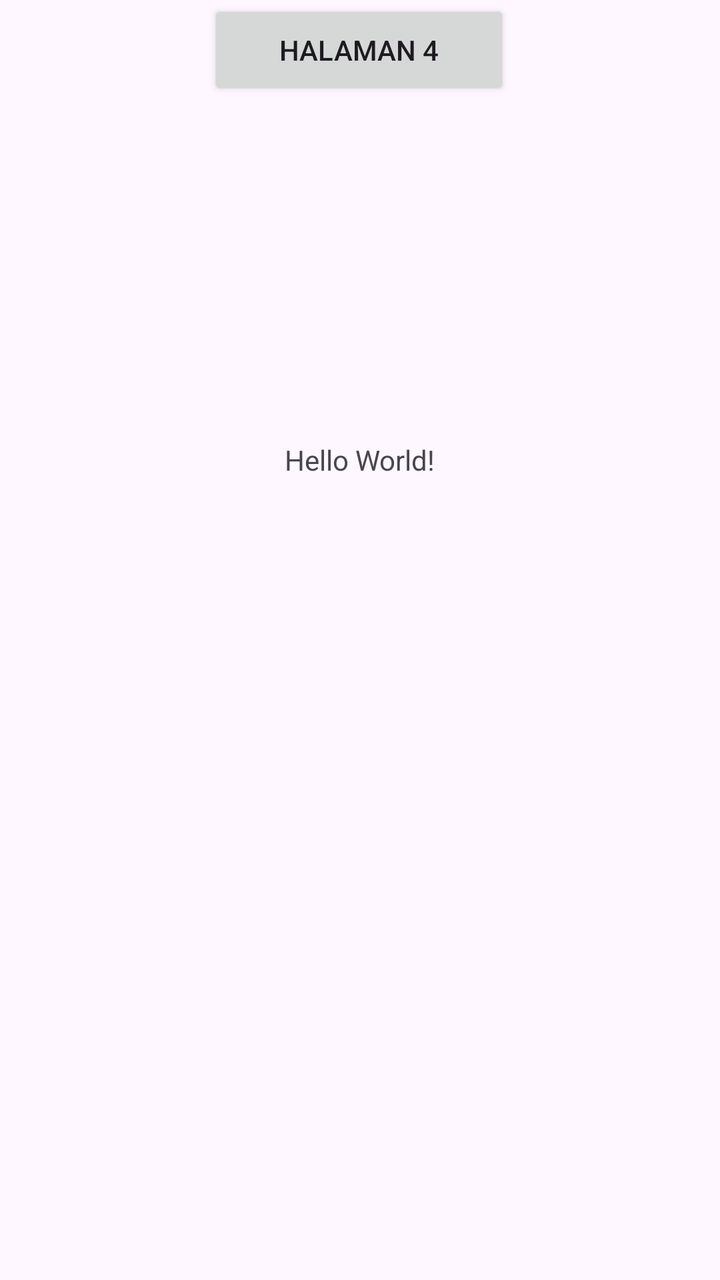
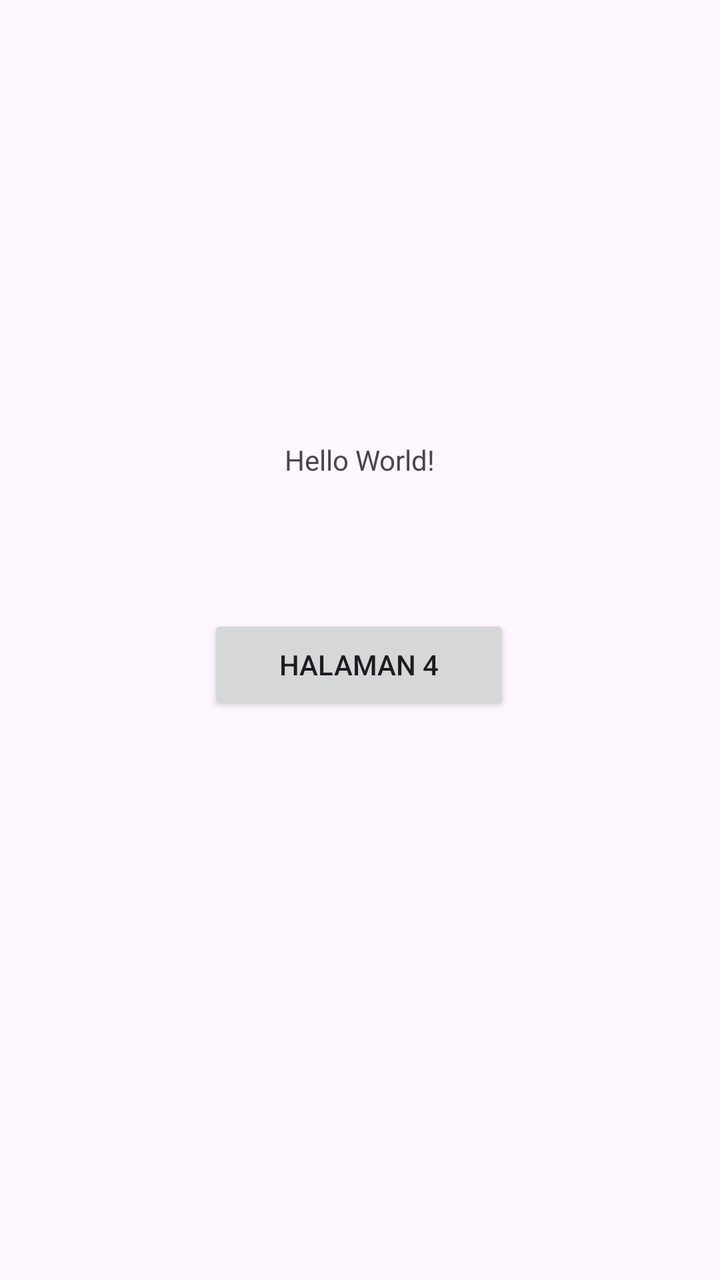

Screens rendered from an Android XML layout before and after an edit, with the pre-edit source and the edit as a unified diff.
<!-- AndroidManifest.xml: application theme Theme.TIFDimas -->
<!-- res/layout/activity_main.xml -->
<?xml version="1.0" encoding="utf-8"?>
<androidx.constraintlayout.widget.ConstraintLayout xmlns:android="http://schemas.android.com/apk/res/android"
    xmlns:app="http://schemas.android.com/apk/res-auto"
    xmlns:tools="http://schemas.android.com/tools"
    android:id="@+id/main"
    android:layout_width="match_parent"
    android:layout_height="match_parent"
    tools:context=".MainActivity">

    <TextView
        android:layout_width="wrap_content"
        android:layout_height="wrap_content"
        android:text="Hello World!"
        app:layout_constraintBottom_toBottomOf="parent"
        app:layout_constraintEnd_toEndOf="parent"
        app:layout_constraintStart_toStartOf="parent"
        app:layout_constraintTop_toTopOf="parent"
        app:layout_constraintVertical_bias="0.355" />

    <Button
        android:id="@+id/btn"
        android:layout_width="151dp"
        android:layout_height="50dp"
        android:text="Halaman 4"
        app:layout_constraintEnd_toEndOf="parent"
        app:layout_constraintHorizontal_bias="0.498"
        app:layout_constraintStart_toStartOf="parent"
        tools:layout_editor_absoluteY="340dp" />

</androidx.constraintlayout.widget.ConstraintLayout>
<!-- resources referenced by this layout -->
<resources>
  <style name="Theme.TIFDimas" parent="Base.Theme.TIFDimas" />
  <style name="Base.Theme.TIFDimas" parent="Theme.Material3.DayNight.NoActionBar">
          
          
      </style>
</resources>

<!-- the commit's change to res/layout/activity_main.xml (unified diff, before → after) -->
@@ -8,6 +8,7 @@
     tools:context=".MainActivity">
 
     <TextView
+        android:id="@+id/textView5"
         android:layout_width="wrap_content"
         android:layout_height="wrap_content"
         android:text="Hello World!"
@@ -21,10 +22,11 @@
         android:id="@+id/btn"
         android:layout_width="151dp"
         android:layout_height="50dp"
+        android:layout_marginTop="68dp"
         android:text="Halaman 4"
         app:layout_constraintEnd_toEndOf="parent"
         app:layout_constraintHorizontal_bias="0.498"
         app:layout_constraintStart_toStartOf="parent"
-        tools:layout_editor_absoluteY="340dp" />
+        app:layout_constraintTop_toBottomOf="@+id/textView5" />
 
 </androidx.constraintlayout.widget.ConstraintLayout>
